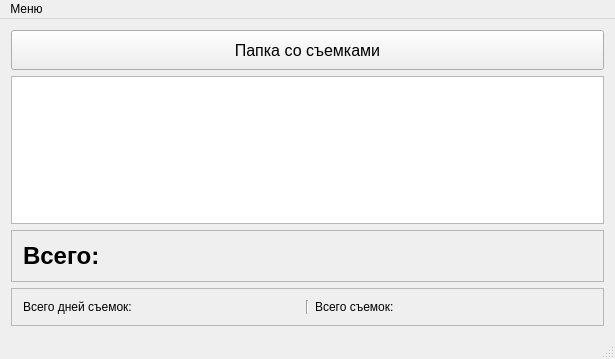
The window that mainwindow.ui (Hlebnikov/fileCounter) describes before a commit, drawn with Qt 5.
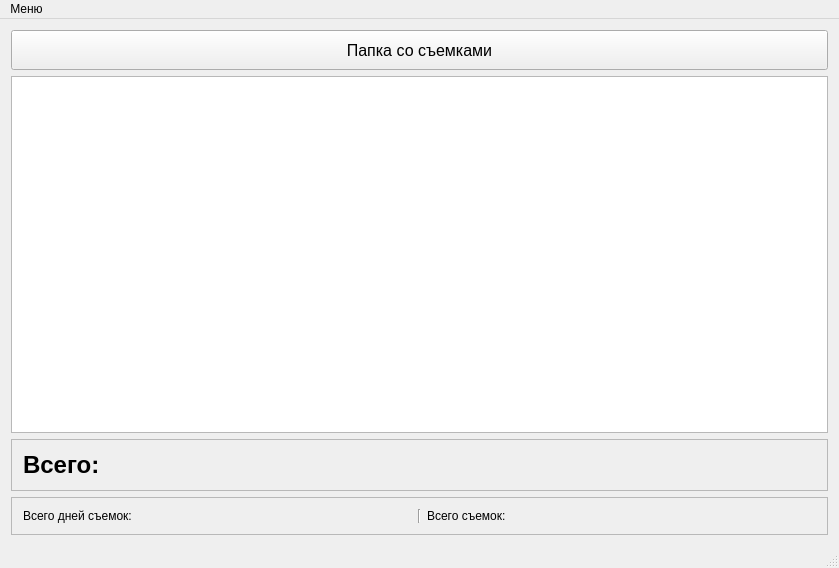
The same window after the commit.

```diff
--- a/mainwindow.ui
+++ b/mainwindow.ui
@@ -6,8 +6,8 @@
    <rect>
     <x>0</x>
     <y>0</y>
-    <width>615</width>
-    <height>359</height>
+    <width>839</width>
+    <height>568</height>
    </rect>
   </property>
   <property name="windowTitle">
@@ -132,7 +132,7 @@
     <rect>
      <x>0</x>
      <y>0</y>
-     <width>615</width>
+     <width>839</width>
      <height>22</height>
     </rect>
    </property>
```
